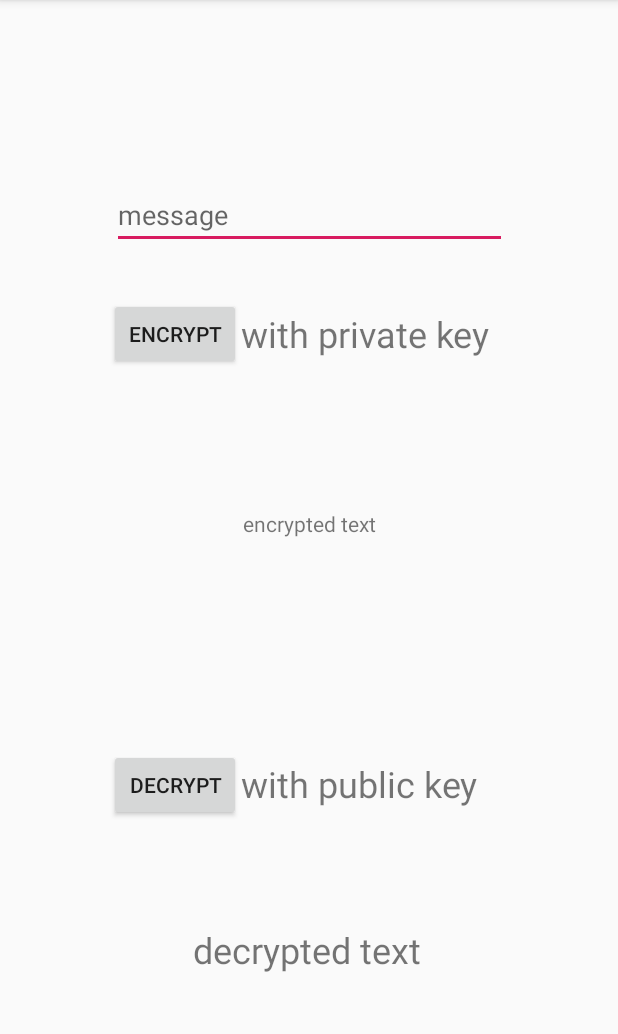
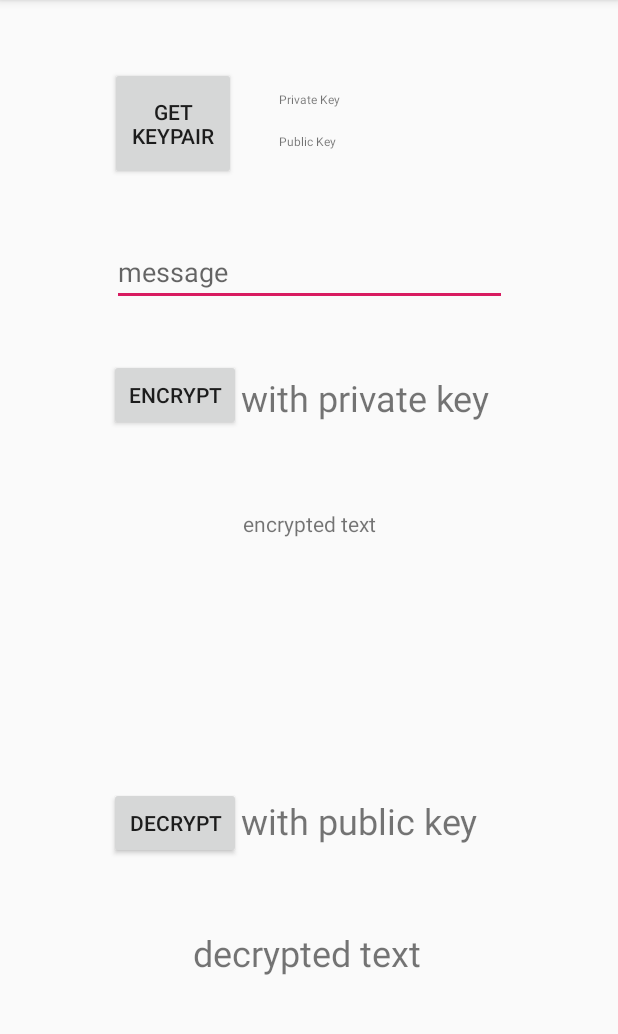
Before and after one commit to SnarkyShark/KeyService, an Android app: the screen it shows after launch (MainActivity), on a phone screen of 412 x 824 dp, the part 84-1118 px from its top. Run offline under Robolectric (Android 15) with nearby library versions, the phone set to English and light mode, and no system bars; 1 statement that could not run was skipped.

Commit message:
Added "get keypair button"

```diff
--- a/app/src/main/java/edu/temple/keyservice/MainActivity.java
+++ b/app/src/main/java/edu/temple/keyservice/MainActivity.java
@@ -26,9 +26,9 @@ public class MainActivity extends AppCompatActivity {
     KeyService mService;
     boolean mBound = false;
     boolean finishedEncrypt = false;
-    Button encryptButton, decryptButton;
+    Button getKeysButton, encryptButton, decryptButton;
     EditText messageText;
-    TextView encryptResult, decryptResult;
+    TextView encryptResult, decryptResult, privateText, publicText;
     byte [] encryptedBytes, decryptedBytes;
     String encrypted, decrypted;
 
@@ -37,11 +37,31 @@ public class MainActivity extends AppCompatActivity {
         super.onCreate(savedInstanceState);
         setContentView(R.layout.activity_main);
 
+        getKeysButton = findViewById(R.id.button);
         encryptButton = findViewById(R.id.encryptButton);
         decryptButton = findViewById(R.id.decryptButton);
         messageText = findViewById(R.id.encryptMessageEditText);
         encryptResult = findViewById(R.id.encryptedMessageText);
         decryptResult = findViewById(R.id.decryptedMessageText);
+        privateText = findViewById(R.id.privateKeyText);
+        publicText = findViewById(R.id.pubicKeyText);
+
+
+        getKeysButton.setOnClickListener(new View.OnClickListener() {
+            @Override
+            public void onClick(View v) {
+                if(mBound) {
+                    try {
+                        mService.getMyKeyPair();
+                        privateText.setText(mService.getMyKeyPair().getPrivate().toString());
+                        publicText.setText(mService.getMyKeyPair().getPublic().toString());
+                    } catch (Exception e) {
+                        e.printStackTrace();
+                    }
+
+                }
+            }
+        });
 
         encryptButton.setOnClickListener(new View.OnClickListener() {
             @Override
--- a/app/src/main/res/layout/activity_main.xml
+++ b/app/src/main/res/layout/activity_main.xml
@@ -20,7 +20,7 @@
         app:layout_constraintHorizontal_bias="0.211"
         app:layout_constraintStart_toStartOf="parent"
         app:layout_constraintTop_toTopOf="parent"
-        app:layout_constraintVertical_bias="0.271" />
+        app:layout_constraintVertical_bias="0.329" />
 
     <TextView
         android:id="@+id/encryptInfoText"
@@ -37,7 +37,7 @@
         app:layout_constraintHorizontal_bias="0.665"
         app:layout_constraintStart_toStartOf="parent"
         app:layout_constraintTop_toTopOf="parent"
-        app:layout_constraintVertical_bias="0.275" />
+        app:layout_constraintVertical_bias="0.335" />
 
     <TextView
         android:id="@+id/decryptInfoText"
@@ -54,7 +54,7 @@
         app:layout_constraintHorizontal_bias="0.642"
         app:layout_constraintStart_toStartOf="parent"
         app:layout_constraintTop_toTopOf="parent"
-        app:layout_constraintVertical_bias="0.692" />
+        app:layout_constraintVertical_bias="0.727" />
 
     <TextView
         android:id="@+id/encryptedMessageText"
@@ -88,7 +88,7 @@
         app:layout_constraintHorizontal_bias="0.497"
         app:layout_constraintStart_toStartOf="parent"
         app:layout_constraintTop_toTopOf="parent"
-        app:layout_constraintVertical_bias="0.846" />
+        app:layout_constraintVertical_bias="0.849" />
 
     <EditText
         android:id="@+id/encryptMessageEditText"
@@ -105,7 +105,7 @@
         app:layout_constraintEnd_toEndOf="parent"
         app:layout_constraintStart_toStartOf="parent"
         app:layout_constraintTop_toTopOf="parent"
-        app:layout_constraintVertical_bias="0.159" />
+        app:layout_constraintVertical_bias="0.213" />
 
     <Button
         android:id="@+id/decryptButton"
@@ -121,6 +121,55 @@
         app:layout_constraintHorizontal_bias="0.211"
         app:layout_constraintStart_toStartOf="parent"
         app:layout_constraintTop_toTopOf="parent"
-        app:layout_constraintVertical_bias="0.698" />
+        app:layout_constraintVertical_bias="0.734" />
+
+    <Button
+        android:id="@+id/button"
+        android:layout_width="84dp"
+        android:layout_height="75dp"
+        android:layout_marginStart="8dp"
+        android:layout_marginTop="8dp"
+        android:layout_marginEnd="8dp"
+        android:layout_marginBottom="8dp"
+        android:text="Get KeyPair"
+        app:layout_constraintBottom_toBottomOf="parent"
+        app:layout_constraintEnd_toEndOf="parent"
+        app:layout_constraintHorizontal_bias="0.209"
+        app:layout_constraintStart_toStartOf="parent"
+        app:layout_constraintTop_toTopOf="parent"
+        app:layout_constraintVertical_bias="0.054" />
+
+    <TextView
+        android:id="@+id/pubicKeyText"
+        android:layout_width="wrap_content"
+        android:layout_height="wrap_content"
+        android:layout_marginStart="8dp"
+        android:layout_marginTop="8dp"
+        android:layout_marginEnd="8dp"
+        android:layout_marginBottom="8dp"
+        android:text="Public Key"
+        android:textSize="8sp"
+        app:layout_constraintBottom_toBottomOf="parent"
+        app:layout_constraintEnd_toEndOf="parent"
+        app:layout_constraintHorizontal_bias="0.498"
+        app:layout_constraintStart_toStartOf="parent"
+        app:layout_constraintTop_toTopOf="parent"
+        app:layout_constraintVertical_bias="0.109" />
+
+    <TextView
+        android:id="@+id/privateKeyText"
+        android:layout_width="wrap_content"
+        android:layout_height="wrap_content"
+        android:layout_marginStart="8dp"
+        android:layout_marginTop="8dp"
+        android:layout_marginEnd="8dp"
+        android:layout_marginBottom="8dp"
+        android:text="Private Key"
+        android:textSize="8sp"
+        app:layout_constraintBottom_toBottomOf="parent"
+        app:layout_constraintEnd_toEndOf="parent"
+        app:layout_constraintStart_toStartOf="parent"
+        app:layout_constraintTop_toTopOf="parent"
+        app:layout_constraintVertical_bias="0.071" />
 
 </android.support.constraint.ConstraintLayout>
```
